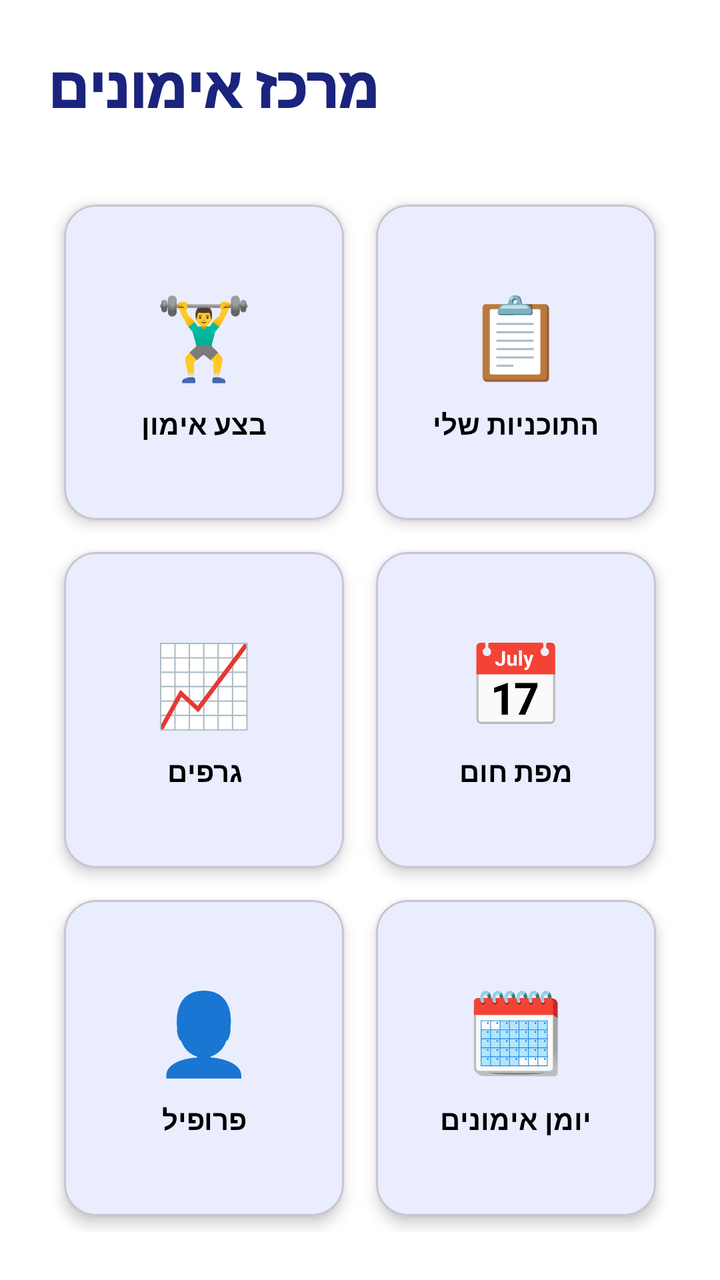
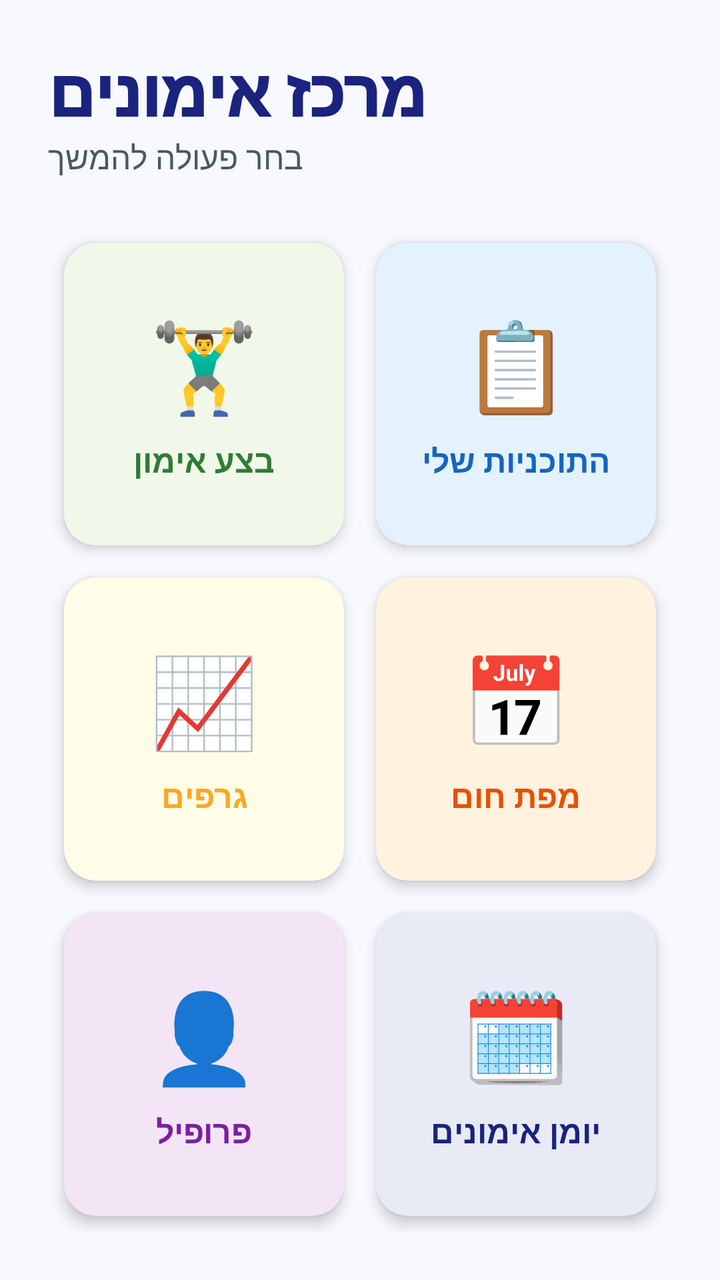

Before-and-after screenshots of an Android layout around one commit, followed by the original layout XML and the change that was made.
<!-- AndroidManifest.xml: application theme Theme.Gym_calender10 -->
<!-- res/layout/activity_user_dashboard.xml -->
<?xml version="1.0" encoding="utf-8"?>
<androidx.constraintlayout.widget.ConstraintLayout xmlns:android="http://schemas.android.com/apk/res/android"
    xmlns:app="http://schemas.android.com/apk/res-auto"
    android:layout_width="match_parent"
    android:layout_height="match_parent"
    android:padding="24dp"
    android:background="#FFFFFF">

    <TextView
        android:id="@+id/tvDashboardTitle"
        android:layout_width="wrap_content"
        android:layout_height="wrap_content"
        android:text="מרכז אימונים"
        android:textSize="28sp"
        android:fontFamily="sans-serif-black"
        android:textColor="#1A237E"
        app:layout_constraintTop_toTopOf="parent"
        app:layout_constraintStart_toStartOf="parent" />

    <GridLayout
        android:layout_width="match_parent"
        android:layout_height="0dp"
        android:layout_marginTop="32dp"
        android:columnCount="2"
        android:rowCount="3"
        app:layout_constraintTop_toBottomOf="@+id/tvDashboardTitle"
        app:layout_constraintBottom_toBottomOf="parent">

        
        <com.google.android.material.card.MaterialCardView
            android:id="@+id/cardTrackWorkout"
            android:layout_width="0dp"
            android:layout_height="0dp"
            android:layout_rowWeight="1"
            android:layout_columnWeight="1"
            android:layout_margin="8dp"
            app:cardCornerRadius="16dp"
            app:cardElevation="4dp">
            <LinearLayout
                android:layout_width="match_parent"
                android:layout_height="match_parent"
                android:gravity="center"
                android:orientation="vertical"
                android:padding="16dp">
                <TextView
                    android:layout_width="wrap_content"
                    android:layout_height="wrap_content"
                    android:text="🏋️‍♂️"
                    android:textSize="40sp" />
                <TextView
                    android:layout_width="wrap_content"
                    android:layout_height="wrap_content"
                    android:text="בצע אימון"
                    android:textStyle="bold"
                    android:layout_marginTop="8dp" />
            </LinearLayout>
        </com.google.android.material.card.MaterialCardView>

        
        <com.google.android.material.card.MaterialCardView
            android:id="@+id/cardMyPlans"
            android:layout_width="0dp"
            android:layout_height="0dp"
            android:layout_rowWeight="1"
            android:layout_columnWeight="1"
            android:layout_margin="8dp"
            app:cardCornerRadius="16dp"
            app:cardElevation="4dp">
            <LinearLayout
                android:layout_width="match_parent"
                android:layout_height="match_parent"
                android:gravity="center"
                android:orientation="vertical"
                android:padding="16dp">
                <TextView
                    android:layout_width="wrap_content"
                    android:layout_height="wrap_content"
                    android:text="📋"
                    android:textSize="40sp" />
                <TextView
                    android:layout_width="wrap_content"
                    android:layout_height="wrap_content"
                    android:text="התוכניות שלי"
                    android:textStyle="bold"
                    android:layout_marginTop="8dp" />
            </LinearLayout>
        </com.google.android.material.card.MaterialCardView>

        
        <com.google.android.material.card.MaterialCardView
            android:id="@+id/cardAnalytics"
            android:layout_width="0dp"
            android:layout_height="0dp"
            android:layout_rowWeight="1"
            android:layout_columnWeight="1"
            android:layout_margin="8dp"
            app:cardCornerRadius="16dp"
            app:cardElevation="4dp">
            <LinearLayout
                android:layout_width="match_parent"
                android:layout_height="match_parent"
                android:gravity="center"
                android:orientation="vertical"
                android:padding="16dp">
                <TextView
                    android:layout_width="wrap_content"
                    android:layout_height="wrap_content"
                    android:text="📈"
                    android:textSize="40sp" />
                <TextView
                    android:layout_width="wrap_content"
                    android:layout_height="wrap_content"
                    android:text="גרפים"
                    android:textStyle="bold"
                    android:layout_marginTop="8dp" />
            </LinearLayout>
        </com.google.android.material.card.MaterialCardView>

        
        <com.google.android.material.card.MaterialCardView
            android:id="@+id/cardHeatmap"
            android:layout_width="0dp"
            android:layout_height="0dp"
            android:layout_rowWeight="1"
            android:layout_columnWeight="1"
            android:layout_margin="8dp"
            app:cardCornerRadius="16dp"
            app:cardElevation="4dp">
            <LinearLayout
                android:layout_width="match_parent"
                android:layout_height="match_parent"
                android:gravity="center"
                android:orientation="vertical"
                android:padding="16dp">
                <TextView
                    android:layout_width="wrap_content"
                    android:layout_height="wrap_content"
                    android:text="📅"
                    android:textSize="40sp" />
                <TextView
                    android:layout_width="wrap_content"
                    android:layout_height="wrap_content"
                    android:text="מפת חום"
                    android:textStyle="bold"
                    android:layout_marginTop="8dp" />
            </LinearLayout>
        </com.google.android.material.card.MaterialCardView>

        
        <com.google.android.material.card.MaterialCardView
            android:id="@+id/cardProfile"
            android:layout_width="0dp"
            android:layout_height="0dp"
            android:layout_rowWeight="1"
            android:layout_columnWeight="1"
            android:layout_margin="8dp"
            app:cardCornerRadius="16dp"
            app:cardElevation="4dp">
            <LinearLayout
                android:layout_width="match_parent"
                android:layout_height="match_parent"
                android:gravity="center"
                android:orientation="vertical"
                android:padding="16dp">
                <TextView
                    android:layout_width="wrap_content"
                    android:layout_height="wrap_content"
                    android:text="👤"
                    android:textSize="40sp" />
                <TextView
                    android:layout_width="wrap_content"
                    android:layout_height="wrap_content"
                    android:text="פרופיל"
                    android:textStyle="bold"
                    android:layout_marginTop="8dp" />
            </LinearLayout>
        </com.google.android.material.card.MaterialCardView>

        
        <com.google.android.material.card.MaterialCardView
            android:id="@+id/cardCalendar"
            android:layout_width="0dp"
            android:layout_height="0dp"
            android:layout_rowWeight="1"
            android:layout_columnWeight="1"
            android:layout_margin="8dp"
            app:cardCornerRadius="16dp"
            app:cardElevation="4dp">
            <LinearLayout
                android:layout_width="match_parent"
                android:layout_height="match_parent"
                android:gravity="center"
                android:orientation="vertical"
                android:padding="16dp">
                <TextView
                    android:layout_width="wrap_content"
                    android:layout_height="wrap_content"
                    android:text="🗓️"
                    android:textSize="40sp" />
                <TextView
                    android:layout_width="wrap_content"
                    android:layout_height="wrap_content"
                    android:text="יומן אימונים"
                    android:textStyle="bold"
                    android:layout_marginTop="8dp" />
            </LinearLayout>
        </com.google.android.material.card.MaterialCardView>

    </GridLayout>

</androidx.constraintlayout.widget.ConstraintLayout>
<!-- resources referenced by this layout -->
<resources>
  <style name="Theme.Gym_calender10" parent="Theme.Material3.Light.NoActionBar">
          <item name="android:colorBackground">#FFFFFF</item>
          <item name="android:textColor">#000000</item>
          <item name="colorPrimary">#2196F3</item>
          <item name="colorPrimaryDark">#1976D2</item>
          <item name="colorAccent">#03A9F4</item>
          <item name="bottomSheetDialogTheme">@style/AppBottomSheetDialogTheme</item>
      </style>
  <style name="AppBottomSheetDialogTheme" parent="Theme.Design.Light.BottomSheetDialog">
          <item name="bottomSheetStyle">@style/AppBottomSheetStyle</item>
      </style>
  <style name="AppBottomSheetStyle" parent="Widget.Design.BottomSheet.Modal">
          <item name="android:background">@android:color/transparent</item>
      </style>
</resources>

<!-- the commit's change to res/layout/activity_user_dashboard.xml (unified diff, before → after) -->
@@ -4,38 +4,48 @@
     android:layout_width="match_parent"
     android:layout_height="match_parent"
     android:padding="24dp"
-    android:background="#FFFFFF">
+    android:background="@color/bg_dashboard">
 
     <TextView
         android:id="@+id/tvDashboardTitle"
         android:layout_width="wrap_content"
         android:layout_height="wrap_content"
         android:text="מרכז אימונים"
-        android:textSize="28sp"
+        android:textSize="32sp"
         android:fontFamily="sans-serif-black"
-        android:textColor="#1A237E"
+        android:textColor="@color/primaryColor"
         app:layout_constraintTop_toTopOf="parent"
+        app:layout_constraintStart_toStartOf="parent" />
+
+    <TextView
+        android:id="@+id/tvDashboardSubtitle"
+        android:layout_width="wrap_content"
+        android:layout_height="wrap_content"
+        android:text="בחר פעולה להמשך"
+        android:textSize="16sp"
+        android:textColor="@color/secondaryTextColor"
+        app:layout_constraintTop_toBottomOf="@+id/tvDashboardTitle"
         app:layout_constraintStart_toStartOf="parent" />
 
     <GridLayout
         android:layout_width="match_parent"
         android:layout_height="0dp"
-        android:layout_marginTop="32dp"
+        android:layout_marginTop="24dp"
         android:columnCount="2"
         android:rowCount="3"
-        app:layout_constraintTop_toBottomOf="@+id/tvDashboardTitle"
+        app:layout_constraintTop_toBottomOf="@+id/tvDashboardSubtitle"
         app:layout_constraintBottom_toBottomOf="parent">
 
         
         <com.google.android.material.card.MaterialCardView
             android:id="@+id/cardTrackWorkout"
-            android:layout_width="0dp"
-            android:layout_height="0dp"
-            android:layout_rowWeight="1"
-            android:layout_columnWeight="1"
-            android:layout_margin="8dp"
-            app:cardCornerRadius="16dp"
-            app:cardElevation="4dp">
+            style="@style/AppCard"
+            android:layout_width="0dp"
+            android:layout_height="0dp"
+            android:layout_rowWeight="1"
+            android:layout_columnWeight="1"
+            android:layout_margin="8dp"
+            app:cardBackgroundColor="#F1F8E9">
             <LinearLayout
                 android:layout_width="match_parent"
                 android:layout_height="match_parent"
@@ -46,11 +56,13 @@
                     android:layout_width="wrap_content"
                     android:layout_height="wrap_content"
                     android:text="🏋️‍♂️"
-                    android:textSize="40sp" />
+                    android:textSize="44sp" />
                 <TextView
                     android:layout_width="wrap_content"
                     android:layout_height="wrap_content"
                     android:text="בצע אימון"
+                    android:textColor="@color/workoutAccent"
+                    android:textSize="16sp"
                     android:textStyle="bold"
                     android:layout_marginTop="8dp" />
             </LinearLayout>
@@ -59,13 +71,13 @@
         
         <com.google.android.material.card.MaterialCardView
             android:id="@+id/cardMyPlans"
-            android:layout_width="0dp"
-            android:layout_height="0dp"
-            android:layout_rowWeight="1"
-            android:layout_columnWeight="1"
-            android:layout_margin="8dp"
-            app:cardCornerRadius="16dp"
-            app:cardElevation="4dp">
+            style="@style/AppCard"
+            android:layout_width="0dp"
+            android:layout_height="0dp"
+            android:layout_rowWeight="1"
+            android:layout_columnWeight="1"
+            android:layout_margin="8dp"
+            app:cardBackgroundColor="#E3F2FD">
             <LinearLayout
                 android:layout_width="match_parent"
                 android:layout_height="match_parent"
@@ -76,11 +88,13 @@
                     android:layout_width="wrap_content"
                     android:layout_height="wrap_content"
                     android:text="📋"
-                    android:textSize="40sp" />
+                    android:textSize="44sp" />
                 <TextView
                     android:layout_width="wrap_content"
                     android:layout_height="wrap_content"
                     android:text="התוכניות שלי"
+                    android:textColor="@color/planAccent"
+                    android:textSize="16sp"
                     android:textStyle="bold"
                     android:layout_marginTop="8dp" />
             </LinearLayout>
@@ -89,13 +103,13 @@
         
         <com.google.android.material.card.MaterialCardView
             android:id="@+id/cardAnalytics"
-            android:layout_width="0dp"
-            android:layout_height="0dp"
-            android:layout_rowWeight="1"
-            android:layout_columnWeight="1"
-            android:layout_margin="8dp"
-            app:cardCornerRadius="16dp"
-            app:cardElevation="4dp">
+            style="@style/AppCard"
+            android:layout_width="0dp"
+            android:layout_height="0dp"
+            android:layout_rowWeight="1"
+            android:layout_columnWeight="1"
+            android:layout_margin="8dp"
+            app:cardBackgroundColor="#FFFDE7">
             <LinearLayout
                 android:layout_width="match_parent"
                 android:layout_height="match_parent"
@@ -106,11 +120,13 @@
                     android:layout_width="wrap_content"
                     android:layout_height="wrap_content"
                     android:text="📈"
-                    android:textSize="40sp" />
+                    android:textSize="44sp" />
                 <TextView
                     android:layout_width="wrap_content"
                     android:layout_height="wrap_content"
                     android:text="גרפים"
+                    android:textColor="@color/analyticsAccent"
+                    android:textSize="16sp"
                     android:textStyle="bold"
                     android:layout_marginTop="8dp" />
             </LinearLayout>
@@ -119,13 +135,13 @@
         
         <com.google.android.material.card.MaterialCardView
             android:id="@+id/cardHeatmap"
-            android:layout_width="0dp"
-            android:layout_height="0dp"
-            android:layout_rowWeight="1"
-            android:layout_columnWeight="1"
-            android:layout_margin="8dp"
-            app:cardCornerRadius="16dp"
-            app:cardElevation="4dp">
+            style="@style/AppCard"
+            android:layout_width="0dp"
+            android:layout_height="0dp"
+            android:layout_rowWeight="1"
+            android:layout_columnWeight="1"
+            android:layout_margin="8dp"
+            app:cardBackgroundColor="#FFF3E0">
             <LinearLayout
                 android:layout_width="match_parent"
                 android:layout_height="match_parent"
@@ -136,11 +152,13 @@
                     android:layout_width="wrap_content"
                     android:layout_height="wrap_content"
                     android:text="📅"
-                    android:textSize="40sp" />
+                    android:textSize="44sp" />
                 <TextView
                     android:layout_width="wrap_content"
                     android:layout_height="wrap_content"
                     android:text="מפת חום"
+                    android:textColor="@color/secondaryColor"
+                    android:textSize="16sp"
                     android:textStyle="bold"
                     android:layout_marginTop="8dp" />
             </LinearLayout>
@@ -149,13 +167,13 @@
         
         <com.google.android.material.card.MaterialCardView
             android:id="@+id/cardProfile"
-            android:layout_width="0dp"
-            android:layout_height="0dp"
-            android:layout_rowWeight="1"
-            android:layout_columnWeight="1"
-            android:layout_margin="8dp"
-            app:cardCornerRadius="16dp"
-            app:cardElevation="4dp">
+            style="@style/AppCard"
+            android:layout_width="0dp"
+            android:layout_height="0dp"
+            android:layout_rowWeight="1"
+            android:layout_columnWeight="1"
+            android:layout_margin="8dp"
+            app:cardBackgroundColor="#F3E5F5">
             <LinearLayout
                 android:layout_width="match_parent"
                 android:layout_height="match_parent"
@@ -166,11 +184,13 @@
                     android:layout_width="wrap_content"
                     android:layout_height="wrap_content"
                     android:text="👤"
-                    android:textSize="40sp" />
+                    android:textSize="44sp" />
                 <TextView
                     android:layout_width="wrap_content"
                     android:layout_height="wrap_content"
                     android:text="פרופיל"
+                    android:textColor="@color/profileAccent"
+                    android:textSize="16sp"
                     android:textStyle="bold"
                     android:layout_marginTop="8dp" />
             </LinearLayout>
@@ -179,13 +199,13 @@
         
         <com.google.android.material.card.MaterialCardView
             android:id="@+id/cardCalendar"
-            android:layout_width="0dp"
-            android:layout_height="0dp"
-            android:layout_rowWeight="1"
-            android:layout_columnWeight="1"
-            android:layout_margin="8dp"
-            app:cardCornerRadius="16dp"
-            app:cardElevation="4dp">
+            style="@style/AppCard"
+            android:layout_width="0dp"
+            android:layout_height="0dp"
+            android:layout_rowWeight="1"
+            android:layout_columnWeight="1"
+            android:layout_margin="8dp"
+            app:cardBackgroundColor="#E8EAF6">
             <LinearLayout
                 android:layout_width="match_parent"
                 android:layout_height="match_parent"
@@ -196,11 +216,13 @@
                     android:layout_width="wrap_content"
                     android:layout_height="wrap_content"
                     android:text="🗓️"
-                    android:textSize="40sp" />
+                    android:textSize="44sp" />
                 <TextView
                     android:layout_width="wrap_content"
                     android:layout_height="wrap_content"
                     android:text="יומן אימונים"
+                    android:textColor="@color/primaryColor"
+                    android:textSize="16sp"
                     android:textStyle="bold"
                     android:layout_marginTop="8dp" />
             </LinearLayout>
<!-- resource entries referenced after the edit -->
@@ -1,12 +1,64 @@
 <!-- resources referenced by this layout -->
 <resources>
+  <color name="analyticsAccent">#F9A825</color>
+  <color name="bg_dashboard">#F8F9FE</color>
+  <color name="planAccent">#1565C0</color>
+  <color name="primaryColor">#1A237E</color>
+  <color name="profileAccent">#7B1FA2</color>
+  <color name="secondaryColor">#E65100</color>
+  <color name="secondaryTextColor">#455A64</color>
+  <color name="workoutAccent">#2E7D32</color>
+  <style name="AppCard" parent="Widget.Material3.CardView.Elevated">
+          <item name="cardBackgroundColor">@color/cardBackground</item>
+          <item name="cardElevation">4dp</item>
+          <item name="cardCornerRadius">16dp</item>
+          <item name="shapeAppearance">@style/ShapeAppearance.App.MediumComponent</item>
+      </style>
   <style name="Theme.Gym_calender10" parent="Theme.Material3.Light.NoActionBar">
-          <item name="android:colorBackground">#FFFFFF</item>
-          <item name="android:textColor">#000000</item>
-          <item name="colorPrimary">#2196F3</item>
-          <item name="colorPrimaryDark">#1976D2</item>
-          <item name="colorAccent">#03A9F4</item>
+          
+          <item name="colorPrimary">@color/primaryColor</item>
+          <item name="colorPrimaryVariant">@color/primaryDarkColor</item>
+          <item name="colorOnPrimary">@color/whiteTextColor</item>
+  
+          
+          <item name="colorSecondary">@color/secondaryColor</item>
+          <item name="colorSecondaryVariant">@color/secondaryDarkColor</item>
+          <item name="colorOnSecondary">@color/whiteTextColor</item>
+  
+          
+          <item name="android:statusBarColor">@color/primaryDarkColor</item>
+  
+          
+          <item name="android:windowBackground">@color/backgroundColor</item>
+          <item name="colorSurface">@color/surfaceColor</item>
+          <item name="colorOnSurface">@color/primaryTextColor</item>
+  
+          
+          <item name="materialButtonStyle">@style/AppButton</item>
+          <item name="textInputStyle">@style/AppTextInputLayout</item>
+          <item name="materialCardViewStyle">@style/AppCard</item>
+  
           <item name="bottomSheetDialogTheme">@style/AppBottomSheetDialogTheme</item>
+      </style>
+  <style name="ShapeAppearance.App.MediumComponent" parent="ShapeAppearance.Material3.MediumComponent">
+          <item name="cornerFamily">rounded</item>
+          <item name="cornerSize">12dp</item>
+      </style>
+  <color name="primaryDarkColor">#000051</color>
+  <color name="whiteTextColor">#FFFFFF</color>
+  <color name="backgroundColor">#F8F9FA</color>
+  <color name="primaryTextColor">#121212</color>
+  <style name="AppButton" parent="Widget.Material3.Button">
+          <item name="android:insetTop">0dp</item>
+          <item name="android:insetBottom">0dp</item>
+          <item name="shapeAppearance">@style/ShapeAppearance.App.MediumComponent</item>
+      </style>
+  <style name="AppTextInputLayout" parent="Widget.Material3.TextInputLayout.OutlinedBox">
+          <item name="boxStrokeColor">@color/primaryColor</item>
+          <item name="boxCornerRadiusTopStart">8dp</item>
+          <item name="boxCornerRadiusTopEnd">8dp</item>
+          <item name="boxCornerRadiusBottomStart">8dp</item>
+          <item name="boxCornerRadiusBottomEnd">8dp</item>
       </style>
   <style name="AppBottomSheetDialogTheme" parent="Theme.Design.Light.BottomSheetDialog">
           <item name="bottomSheetStyle">@style/AppBottomSheetStyle</item>
